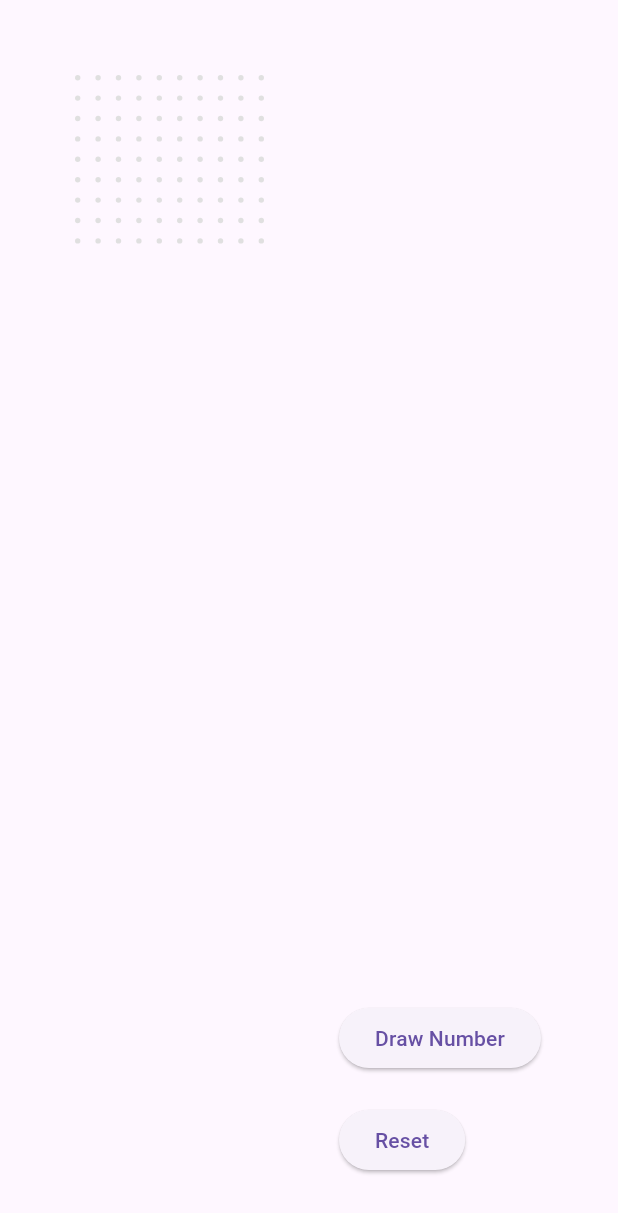
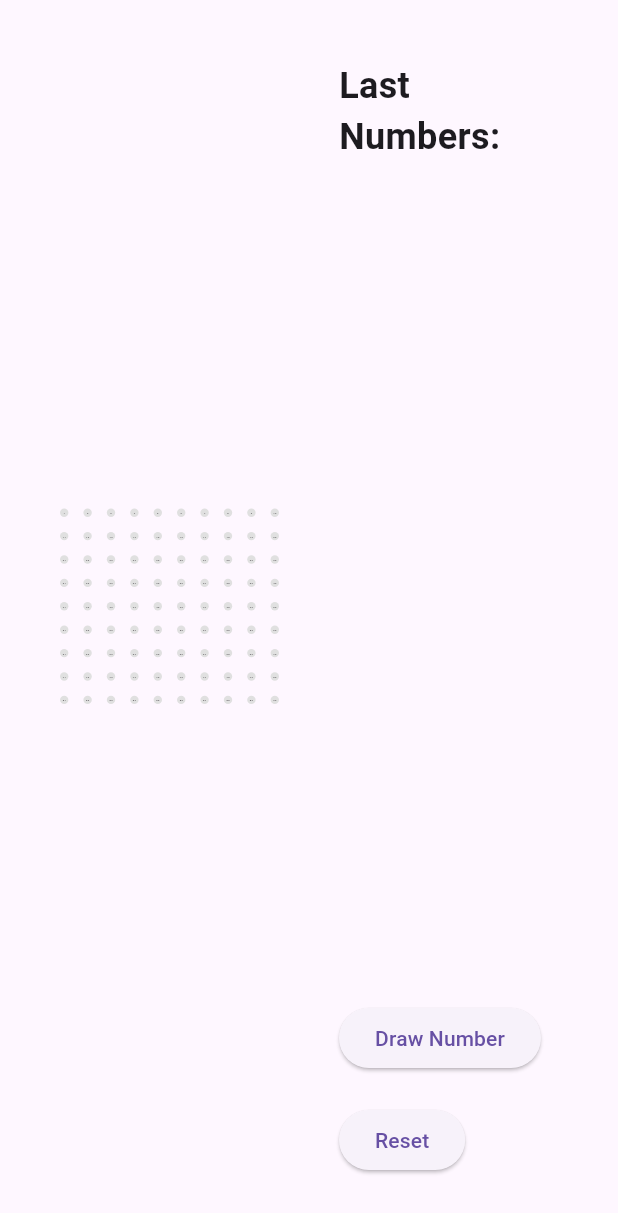
Before and after one commit to Fenysk/loto_app, a Flutter app: the screen it shows after launch, on a phone screen of 412 x 824 dp. Shown: the top 1213 px of the screen. Run offline on Flutter 3.47's test engine with Material 3 defaults, Android fonts, the phone set to English and light mode, and no system bars.

Commit message:
💄 Responsive font size on balls

```diff
--- a/lib/loto-app.dart
+++ b/lib/loto-app.dart
@@ -2,6 +2,7 @@ import 'dart:math';
 import 'package:flutter/material.dart';
 import 'package:loto_app/repository/grid.repository.dart';
 import 'package:loto_app/widget/ball-number.widget.dart';
+import 'package:loto_app/widget/loto-grid.widget.dart';
 
 class LotoApp extends StatefulWidget {
   const LotoApp({
@@ -42,8 +43,8 @@ class _LotoAppState extends State<LotoApp> {
           mainAxisAlignment: MainAxisAlignment.spaceBetween,
           crossAxisAlignment: CrossAxisAlignment.center,
           children: [
-            Expanded(
-              child: buildLotoGrid(),
+            Flexible(
+              child: LotoGridWidget(),
             ),
             const SizedBox(width: 40),
             Expanded(
@@ -56,12 +57,11 @@ class _LotoAppState extends State<LotoApp> {
   }
 
   Widget buildSideSection() {
-    return Center(
-      child: Column(
+    return Column(
       mainAxisAlignment: MainAxisAlignment.center,
       crossAxisAlignment: CrossAxisAlignment.start,
       children: [
-          buildLastNumbers(),
+        buildLastNumbers(5),
         Spacer(),
         SizedBox(height: 40),
         ElevatedButton(
@@ -74,59 +74,38 @@ class _LotoAppState extends State<LotoApp> {
           child: const Text('Reset'),
         ),
       ],
-      ),
     );
   }
 
-  Widget buildLastNumbers() {
-    return Row(
-      mainAxisAlignment: MainAxisAlignment.center,
+  Widget buildLastNumbers(int count) {
+    assert(count >= 0 && count <= 5, 'Count must be between 0 and 5');
+    final lastNumbers = gridRepository.fallenNumbers.toList().reversed.take(count).toList();
+    return Column(
+      crossAxisAlignment: CrossAxisAlignment.start,
       children: [
-        if (gridRepository.fallenNumbers.length > 2)
-          BallNumberWidget(
+        const Text(
+          'Last Numbers:',
+          style: TextStyle(
+            fontSize: 24,
+            fontWeight: FontWeight.bold,
+          ),
+        ),
+        const SizedBox(height: 20),
+        Wrap(
+          crossAxisAlignment: WrapCrossAlignment.center,
+          spacing: 10,
+          runSpacing: 10,
+          children: lastNumbers
+              .asMap()
+              .entries
+              .map((entry) => BallNumberWidget(
                     isFalled: true,
-            number: gridRepository.fallenNumbers[gridRepository.fallenNumbers.length - 3],
-            radius: 30,
-          ),
-        const SizedBox(width: 30),
-        if (gridRepository.fallenNumbers.length > 1)
-          BallNumberWidget(
-            isFalled: true,
-            number: gridRepository.fallenNumbers[gridRepository.fallenNumbers.length - 2],
-            radius: 40,
-          ),
-        const SizedBox(width: 30),
-        if (gridRepository.fallenNumbers.isNotEmpty)
-          BallNumberWidget(
-            isFalled: true,
-            number: gridRepository.fallenNumbers.last,
-            radius: 50,
+                    number: entry.value,
+                    radius: 40 - (entry.key * 5),
+                  ))
+              .toList(),
         ),
       ],
     );
   }
-
-  Widget buildLotoGrid() {
-    return Padding(
-      padding: const EdgeInsets.all(10),
-      child: GridView.builder(
-        gridDelegate: SliverGridDelegateWithFixedCrossAxisCount(
-          crossAxisCount: 10,
-          childAspectRatio: 1 / 1,
-          crossAxisSpacing: 10,
-          mainAxisSpacing: 10,
-        ),
-        itemCount: 90,
-        itemBuilder: (context, index) {
-          int number = index + 1;
-          return BallNumberWidget(
-            isFalled: isFalled(number),
-            number: number,
-          );
-        },
-      ),
-    );
 }
-
-  bool isFalled(int number) => gridRepository.fallenNumbers.contains(number);
-}
--- a/lib/widget/ball-number.widget.dart
+++ b/lib/widget/ball-number.widget.dart
@@ -1,3 +1,5 @@
+import 'dart:math';
+
 import 'package:flutter/material.dart';
 
 class BallNumberWidget extends StatelessWidget {
@@ -14,7 +16,9 @@ class BallNumberWidget extends StatelessWidget {
 
   @override
   Widget build(BuildContext context) {
-    return Container(
+    return AnimatedContainer(
+      duration: const Duration(milliseconds: 300),
+      curve: Curves.easeInOut,
       width: radius * 2,
       height: radius * 2,
       decoration: BoxDecoration(
@@ -24,8 +28,9 @@ class BallNumberWidget extends StatelessWidget {
       child: Center(
         child: Text(
           number.toString(),
-          style: const TextStyle(
+          style: TextStyle(
             fontWeight: FontWeight.bold,
+            fontSize: radius * 0.8,
           ),
         ),
       ),
--- /dev/null
+++ b/lib/widget/loto-grid.widget.dart
@@ -0,0 +1,43 @@
+import 'package:flutter/material.dart';
+import 'package:loto_app/repository/grid.repository.dart';
+import 'package:loto_app/widget/ball-number.widget.dart';
+
+class LotoGridWidget extends StatelessWidget {
+  LotoGridWidget({super.key});
+
+  final gridRepository = GridRepositoryImpl();
+
+  @override
+  Widget build(BuildContext context) {
+    return LayoutBuilder(
+      builder: (context, constraints) {
+        final cellWidth = (constraints.maxWidth - (9 * 10)) / 10;
+
+        return AspectRatio(
+          aspectRatio: 1,
+          child: GridView.builder(
+            shrinkWrap: true,
+            physics: const AlwaysScrollableScrollPhysics(),
+            gridDelegate: const SliverGridDelegateWithFixedCrossAxisCount(
+              crossAxisCount: 10,
+              childAspectRatio: 1,
+              crossAxisSpacing: 10,
+              mainAxisSpacing: 10,
+            ),
+            itemCount: 90,
+            itemBuilder: (context, index) {
+              int number = index + 1;
+              return BallNumberWidget(
+                isFalled: isFalled(number),
+                number: number,
+                radius: (cellWidth / 2).toInt(),
+              );
+            },
+          ),
+        );
+      },
+    );
+  }
+
+  bool isFalled(int number) => gridRepository.fallenNumbers.contains(number);
+}
```
Lines whose indentation alone changed are shown as unchanged.
